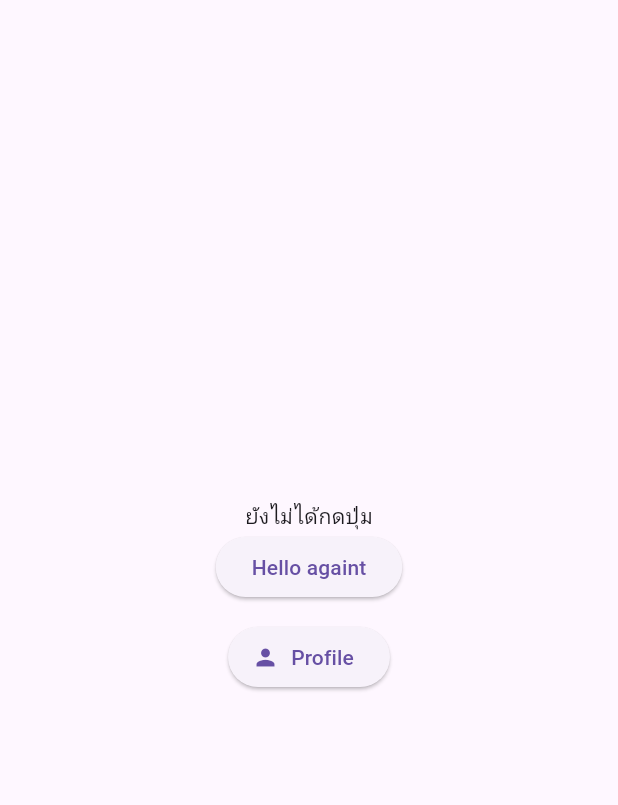
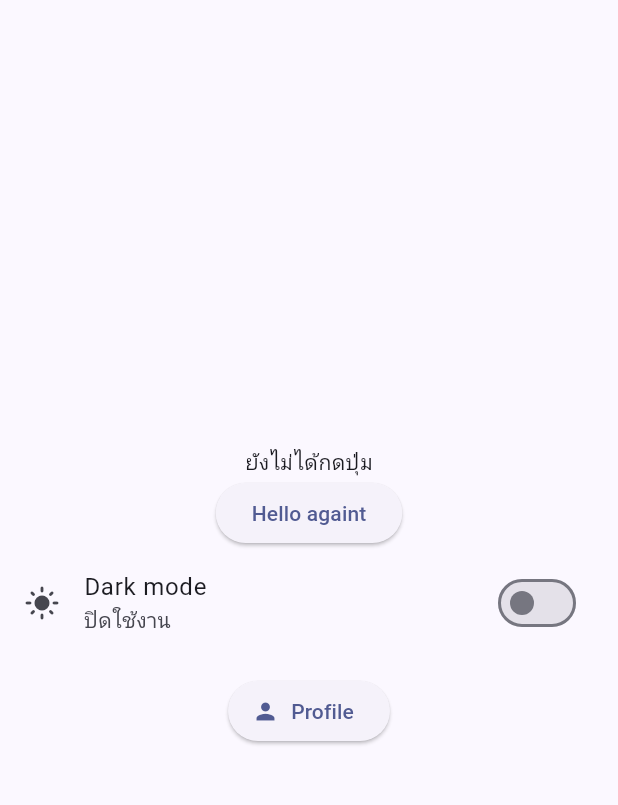
Before and after one commit to Phumaw/github_test, a Flutter app: the screen it shows after launch, on a phone screen of 412 x 824 dp, the part 63-868 px from its top. Run offline on Flutter 3.47's test engine with Material 3 defaults, Android fonts, the phone set to English and light mode, and no system bars; our stand-ins replace shared_preferences.

Commit message:
Add persistent light and dark theme

```diff
--- a/lib/main.dart
+++ b/lib/main.dart
@@ -1,11 +1,76 @@
 import 'package:flutter/material.dart';
+import 'package:shared_preferences/shared_preferences.dart';
 
 void main() {
-  runApp(const MaterialApp(home: MyPage()));
+  runApp(const ThemeApp());
+}
+
+class ThemeApp extends StatefulWidget {
+  const ThemeApp({super.key});
+
+  @override
+  State<ThemeApp> createState() => _ThemeAppState();
+}
+
+class _ThemeAppState extends State<ThemeApp> {
+  static const _themePreferenceKey = 'isDarkMode';
+  final SharedPreferencesAsync _preferences = SharedPreferencesAsync();
+  ThemeMode _themeMode = ThemeMode.light;
+  bool _isReady = false;
+
+  @override
+  void initState() {
+    super.initState();
+    _loadThemePreference();
+  }
+
+  Future<void> _loadThemePreference() async {
+    final isDarkMode = await _preferences.getBool(_themePreferenceKey) ?? false;
+    if (!mounted) return;
+    setState(() {
+      _themeMode = isDarkMode ? ThemeMode.dark : ThemeMode.light;
+      _isReady = true;
+    });
+  }
+
+  Future<void> _setDarkMode(bool isDarkMode) async {
+    setState(() {
+      _themeMode = isDarkMode ? ThemeMode.dark : ThemeMode.light;
+    });
+    await _preferences.setBool(_themePreferenceKey, isDarkMode);
+  }
+
+  @override
+  Widget build(BuildContext context) {
+    return MaterialApp(
+      title: 'GitHub Lab',
+      theme: ThemeData(
+        colorScheme: ColorScheme.fromSeed(seedColor: Colors.indigo),
+        useMaterial3: true,
+      ),
+      darkTheme: ThemeData(
+        colorScheme: ColorScheme.fromSeed(
+          seedColor: Colors.indigo,
+          brightness: Brightness.dark,
+        ),
+        useMaterial3: true,
+      ),
+      themeMode: _themeMode,
+      home: _isReady
+          ? MyPage(
+              isDarkMode: _themeMode == ThemeMode.dark,
+              onThemeChanged: _setDarkMode,
+            )
+          : const Scaffold(body: Center(child: CircularProgressIndicator())),
+    );
+  }
 }
 
 class MyPage extends StatefulWidget {
-  const MyPage({super.key});
+  const MyPage({super.key, required this.isDarkMode, required this.onThemeChanged});
+
+  final bool isDarkMode;
+  final ValueChanged<bool> onThemeChanged;
 
   @override
   State<MyPage> createState() => _MyPageState();
@@ -19,6 +84,8 @@ class _MyPageState extends State<MyPage> {
     return Scaffold(
       appBar: AppBar(title: const Text('GitHub Lab')),
       body: Center(
+        child: ConstrainedBox(
+          constraints: const BoxConstraints(maxWidth: 420),
           child: Column(
             mainAxisSize: MainAxisSize.min,
             children: [
@@ -30,6 +97,15 @@ class _MyPageState extends State<MyPage> {
                   });
                 },
                 child: const Text('Hello againt'),
+              ),
+              SwitchListTile(
+                title: const Text('Dark mode'),
+                subtitle: Text(widget.isDarkMode ? 'เปิดใช้งาน' : 'ปิดใช้งาน'),
+                secondary: Icon(
+                  widget.isDarkMode ? Icons.dark_mode : Icons.light_mode,
+                ),
+                value: widget.isDarkMode,
+                onChanged: widget.onThemeChanged,
               ),
               const SizedBox(height: 12),
               ElevatedButton.icon(
@@ -44,6 +120,7 @@ class _MyPageState extends State<MyPage> {
                 label: const Text('Profile'),
               ),
             ],
+          ),
         ),
       ),
     );
--- a/pubspec.yaml
+++ b/pubspec.yaml
@@ -34,6 +34,7 @@ dependencies:
   # The following adds the Cupertino Icons font to your application.
   # Use with the CupertinoIcons class for iOS style icons.
   cupertino_icons: ^1.0.8
+  shared_preferences: ^2.5.6
 
 dev_dependencies:
   flutter_test:
```
Also changed, not shown: pubspec.lock, 2 other files. Lines whose indentation alone changed are shown as unchanged.
